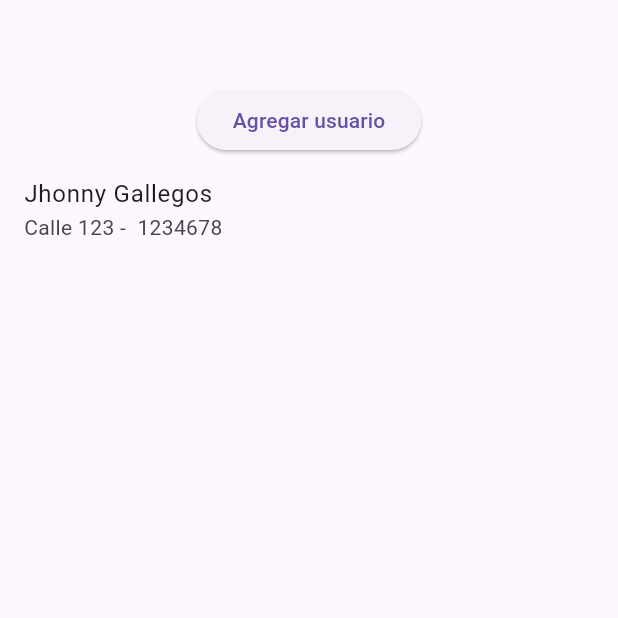
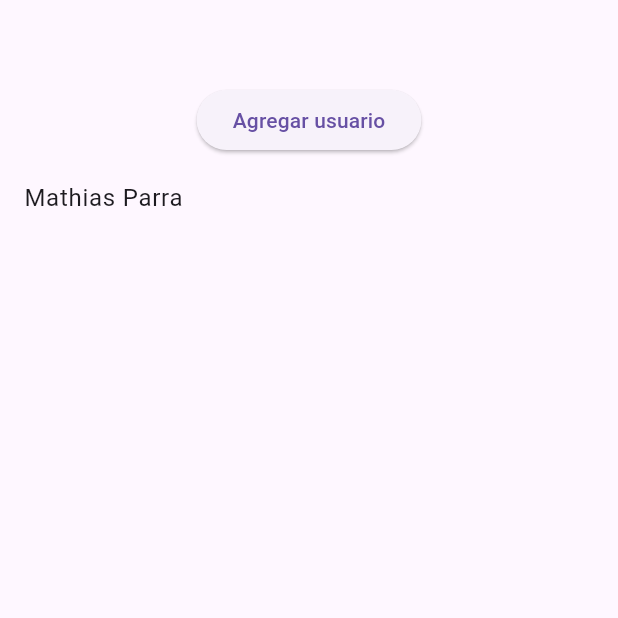
Before and after one commit to fr4nsgallegos/matriculasAppG10, a Flutter app: the screen it shows after launch, after a tap on "Agregar usuario", on a phone screen of 412 x 824 dp, the top half of it. Run offline on Flutter 3.47's test engine with Material 3 defaults, Android fonts, the phone set to English and light mode, and no system bars.

```diff
--- a/lib/pages/home_page.dart
+++ b/lib/pages/home_page.dart
@@ -1,4 +1,7 @@
 import 'package:flutter/material.dart';
+import 'package:matriculasappg10/models/carrera_model.dart';
+import 'package:matriculasappg10/models/matricula_model.dart';
+import 'package:matriculasappg10/models/person_model.dart';
 
 class HomePage extends StatefulWidget {
   @override
@@ -6,62 +9,49 @@ class HomePage extends StatefulWidget {
 }
 
 class _HomePageState extends State<HomePage> {
-  Map<String, dynamic> persona1 = {
-    "name": "Jhonny",
-    "lastname": "Gallegos",
-    "address": "Calle 123",
-    "dni": "1234678",
-    "nacionalidad": "Peruan@",
-  };
+  PersonModel personaModel1 = PersonModel(
+    name: "Mathias",
+    lastname: "Parra",
+    address: "Av 123",
+  );
 
-  Map<String, dynamic> institucion1 = {
-    "name": "Tecsup",
-    "direccion": "Calle Lima 123",
-    "ruc": "987654321654",
-    "matriculas": [],
-  };
+  CarreraModel carrera1 = CarreraModel("Ing. Sistemas", "5 años");
 
-  Map<String, dynamic> matricula1 = {
-    "date": "09/11/2024",
-    "hour": "10:21",
-    "student": {
-      "name": "Jhonny",
-      "lastname": "Gallegos",
-      "address": "Calle 123",
-      "dni": "1234678",
-      "nacionalidad": "Peruan@",
-    },
-    "carrera": "Diseño",
-  };
+  List<MatriculaModel> matriculasList = [];
 
   List<ListTile> personasListTile = [];
 
   @override
   Widget build(BuildContext context) {
     return Scaffold(
-      // backgroundColor: Colors.blueAccent,
       appBar: AppBar(),
       body: Center(
         child: Column(
           children: [
             ElevatedButton(
               onPressed: () {
-                personasListTile.add(
-                  ListTile(
-                    title: Text("${persona1["name"]} ${persona1["lastname"]}"),
-                    subtitle:
-                        Text("${persona1["address"]} -  ${persona1["dni"]}"),
+                matriculasList.add(
+                  MatriculaModel(
+                    date: "09/11/2024",
+                    hour: "11:26",
+                    student: personaModel1,
+                    carrera: carrera1,
                   ),
                 );
                 setState(() {});
               },
               child: Text("Agregar usuario"),
             ),
+            ...matriculasList.map(
+              (e) => ListTile(
+                title: Text("${e.student.name} ${e.student.lastname}"),
+              ),
+            )
             // ListTile(
             //   title: Text("${persona1["name"]} ${persona1["lastname"]}"),
             //   subtitle: Text("${persona1["address"]} -  ${persona1["dni"]}"),
             // ),
-            ...personasListTile
+            // ...personasListTile
           ],
         ),
       ),
```
